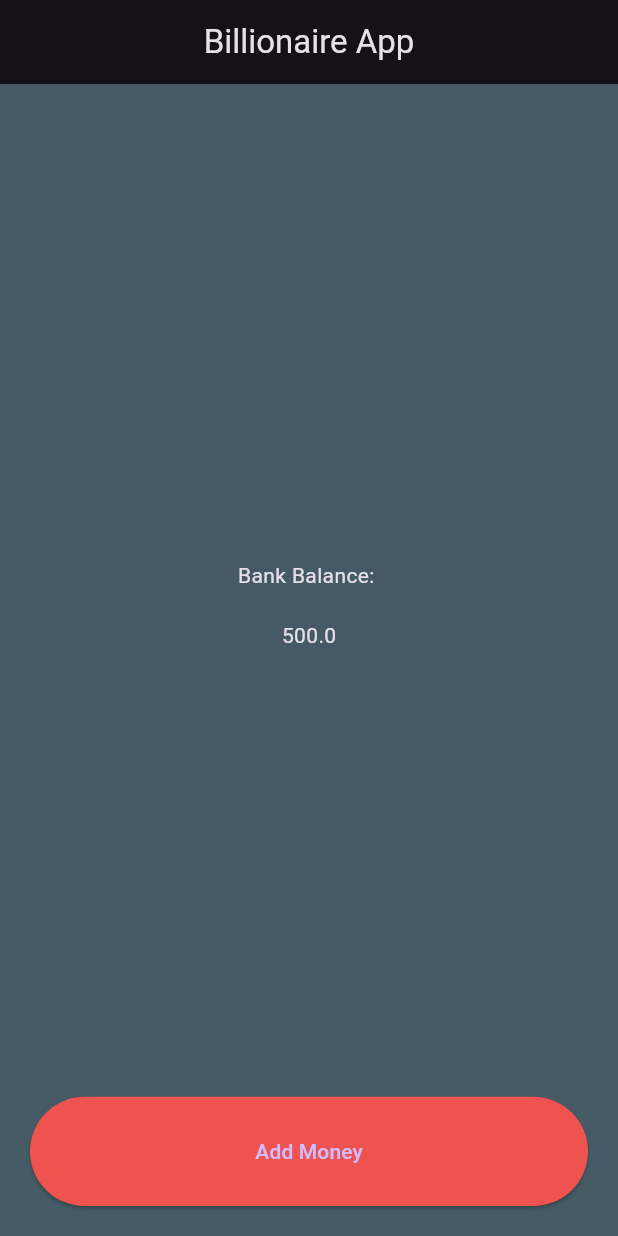
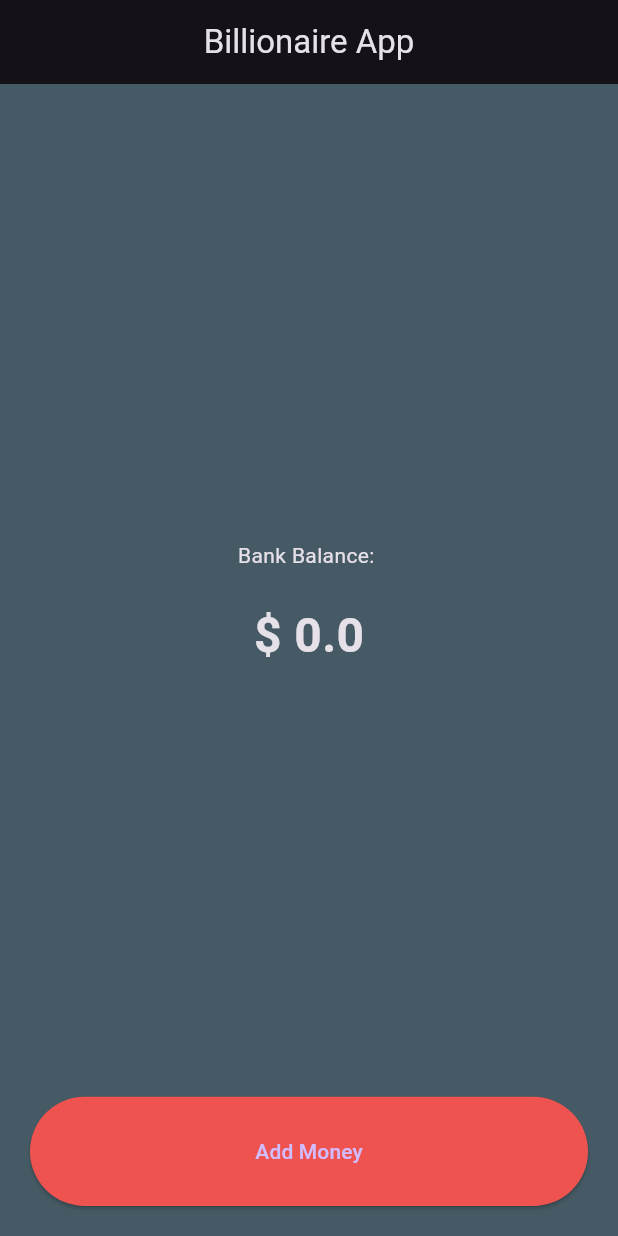
Before and after one commit to ZaidShaikh01/flutter_learn, a Flutter app: the screen it shows after launch, after a tap on "Add Money", on a phone screen of 412 x 824 dp. Run offline on Flutter 3.47's test engine with Material 3 defaults, Android fonts, the phone set to English and light mode, and no system bars; our stand-ins replace shared_preferences.

Commit message:
millinore app

```diff
--- /dev/null
+++ b/millionaire_app/lib/add_money_button.dart
@@ -0,0 +1,22 @@
+import 'package:flutter/material.dart';
+
+class AddMoneyButton extends StatelessWidget {
+
+
+void Function() addMoneyFunction;
+
+  AddMoneyButton({super.key, required this.addMoneyFunction});
+
+  @override
+  Widget build(BuildContext context) {
+    return Expanded(
+                  flex: 1,
+                  child: ElevatedButton(
+                      style: ElevatedButton.styleFrom(
+                        backgroundColor: Colors.red[400],
+                        minimumSize: Size(double.infinity, 0),
+                      ),
+                      onPressed: (){},
+                      child: Text("Add Money")));
+  }
+}
--- /dev/null
+++ b/millionaire_app/lib/bank_balance.dart
@@ -0,0 +1,29 @@
+import 'package:flutter/material.dart';
+
+class BankBalance extends StatelessWidget {
+  double balance;
+  BankBalance({super.key, required this.balance});
+
+  @override
+  Widget build(BuildContext context) {
+    return Expanded(
+      flex: 9,
+      child: Column(
+        mainAxisAlignment: MainAxisAlignment.center,
+        children: [
+          Text("Bank Balance: "),
+          SizedBox(
+            height: 20,
+          ),
+          Text("\$ $balance",style: TextStyle(
+            fontSize: 32,
+            fontWeight: FontWeight.bold,
+
+          ),),
+          // OutlinedButton(
+          //     onPressed: loadBalance, child: Text("Load balance")),
+        ],
+      ),
+    );
+  }
+}
--- /dev/null
+++ b/millionaire_app/lib/contain.dart
@@ -0,0 +1,57 @@
+import 'package:flutter/material.dart';
+import 'package:millionaire_app/add_money_button.dart';
+import 'package:millionaire_app/bank_balance.dart';
+
+class Contain extends StatelessWidget {
+  // To take the parementers and funcitons from the paretnt class
+  double balance;
+  void Function() addMoney;
+  Contain({super.key,required this.addMoney,required this.balance});
+
+  @override
+  Widget build(BuildContext context) {
+    return Container(
+      padding: EdgeInsets.all(20),
+      color: Colors.blueGrey[700],
+      height: double.infinity,
+      width: double.infinity,
+      child: Column(
+        mainAxisAlignment: MainAxisAlignment.spaceBetween,
+        children: [
+          // This one is to demonstrate how Expanded and flex works
+
+          // Row(
+          //   mainAxisAlignment: MainAxisAlignment.spaceBetween,
+          //   children: [
+          //     Expanded(
+          //       flex: 1,
+          //       child: Container(
+          //         color: Colors.amber,
+          //         child: Text("0"),
+          //       ),
+          //     ),
+          //     Expanded(
+          //       // TO make this one more bigger
+          //       flex: 2,
+          //       child: Container(
+          //         color: Colors.red,
+          //         child: Text("1"),
+          //       ),
+          //     ),
+          //     Expanded(
+          //       flex: 1,
+          //       child: Container(
+          //         color: Colors.black,
+          //         child: Text("2"),
+          //       ),
+          //     )
+          //   ],
+          // ),
+
+          BankBalance(balance: balance),
+          AddMoneyButton(addMoneyFunction: addMoney),
+        ],
+      ),
+    );
+  }
+}
--- a/millionaire_app/lib/main.dart
+++ b/millionaire_app/lib/main.dart
@@ -1,6 +1,10 @@
 import 'dart:math';
 
 import 'package:flutter/material.dart';
+import 'package:millionaire_app/add_money_button.dart';
+import 'package:millionaire_app/bank_balance.dart';
+import 'package:millionaire_app/contain.dart';
+import 'package:shared_preferences/shared_preferences.dart';
 
 void main() {
   runApp(const MyApp());
@@ -15,9 +19,30 @@ class MyApp extends StatefulWidget {
 
 class _MyAppState extends State<MyApp> {
   double balance = 0;
-  void addMoney() {
+
+  void addMoney() async {
     setState(() {
       balance += 500;
+    });
+    // Obtain shared preferences.
+    final SharedPreferences prefs = await SharedPreferences.getInstance();
+
+    await prefs.setDouble('balance', balance);
+  }
+
+  @override
+  void initState() {
+    // TODO: implement initState
+    loadBalance();
+  }
+
+  void loadBalance() async {
+    final SharedPreferences prefs = await SharedPreferences.getInstance();
+    // If any user is opening the app for first time then the balance will be null
+    // SO this is a fall back value which can be given by ?? thing
+
+    setState(() {
+      balance = prefs.getDouble('balance') ?? 0;
     });
   }
 
@@ -26,74 +51,11 @@ class _MyAppState extends State<MyApp> {
     return MaterialApp(
       theme: ThemeData.dark(useMaterial3: true),
       home: Scaffold(
-        appBar: AppBar(
-          centerTitle: true,
-          title: Text("Billionaire App"),
-        ),
-        body: Container(
-          padding: EdgeInsets.all(20),
-          color: Colors.blueGrey[700],
-          height: double.infinity,
-          width: double.infinity,
-          child: Column(
-            mainAxisAlignment: MainAxisAlignment.spaceBetween,
-            children: [
-              // This one is to demonstrate how Expanded and flex works
-
-              // Row(
-              //   mainAxisAlignment: MainAxisAlignment.spaceBetween,
-              //   children: [
-              //     Expanded(
-              //       flex: 1,
-              //       child: Container(
-              //         color: Colors.amber,
-              //         child: Text("0"),
-              //       ),
-              //     ),
-              //     Expanded(
-              //       // TO make this one more bigger
-              //       flex: 2,
-              //       child: Container(
-              //         color: Colors.red,
-              //         child: Text("1"),
-              //       ),
-              //     ),
-              //     Expanded(
-              //       flex: 1,
-              //       child: Container(
-              //         color: Colors.black,
-              //         child: Text("2"),
-              //       ),
-              //     )
-              //   ],
-              // ),
-
-              Expanded(
-                flex: 9,
-                child: Column(
-                  mainAxisAlignment: MainAxisAlignment.center,
-                  children: [
-                    Text("Bank Balance: "),
-                    SizedBox(
-                      height: 20,
-                    ),
-                    Text("$balance"),
-                  ],
-                ),
-              ),
-              Expanded(
-                  flex: 1,
-                  child: ElevatedButton(
-                      style: ElevatedButton.styleFrom(
-                        backgroundColor: Colors.red[400],
-                        minimumSize: Size(double.infinity, 0),
-                      ),
-                      onPressed: addMoney,
-                      child: Text("Add Money")))
-            ],
+          appBar: AppBar(
+            centerTitle: true,
+            title: Text("Billionaire App"),
           ),
-        ),
-      ),
+          body: Contain(addMoney: addMoney, balance: balance)),
     );
   }
 }
--- a/millionaire_app/pubspec.yaml
+++ b/millionaire_app/pubspec.yaml
@@ -34,6 +34,7 @@ dependencies:
   # The following adds the Cupertino Icons font to your application.
   # Use with the CupertinoIcons class for iOS style icons.
   cupertino_icons: ^1.0.8
+  shared_preferences: ^2.5.2
 
 dev_dependencies:
   flutter_test:
```
Also changed, not shown: millionaire_app/pubspec.lock, 1 other file.
